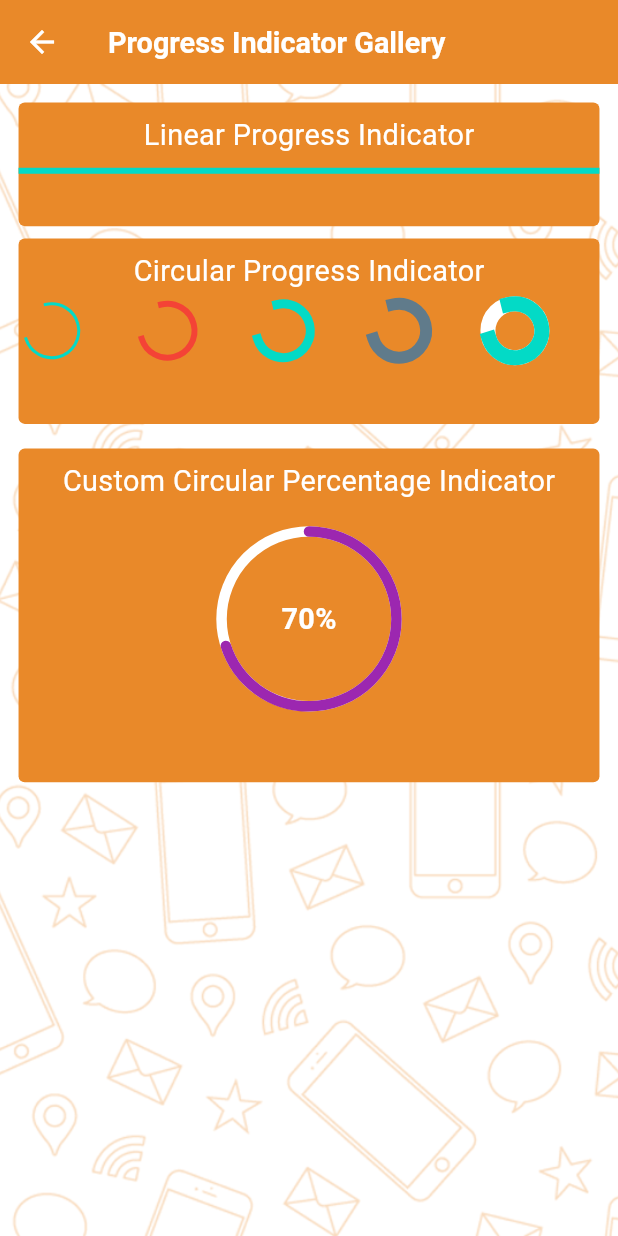
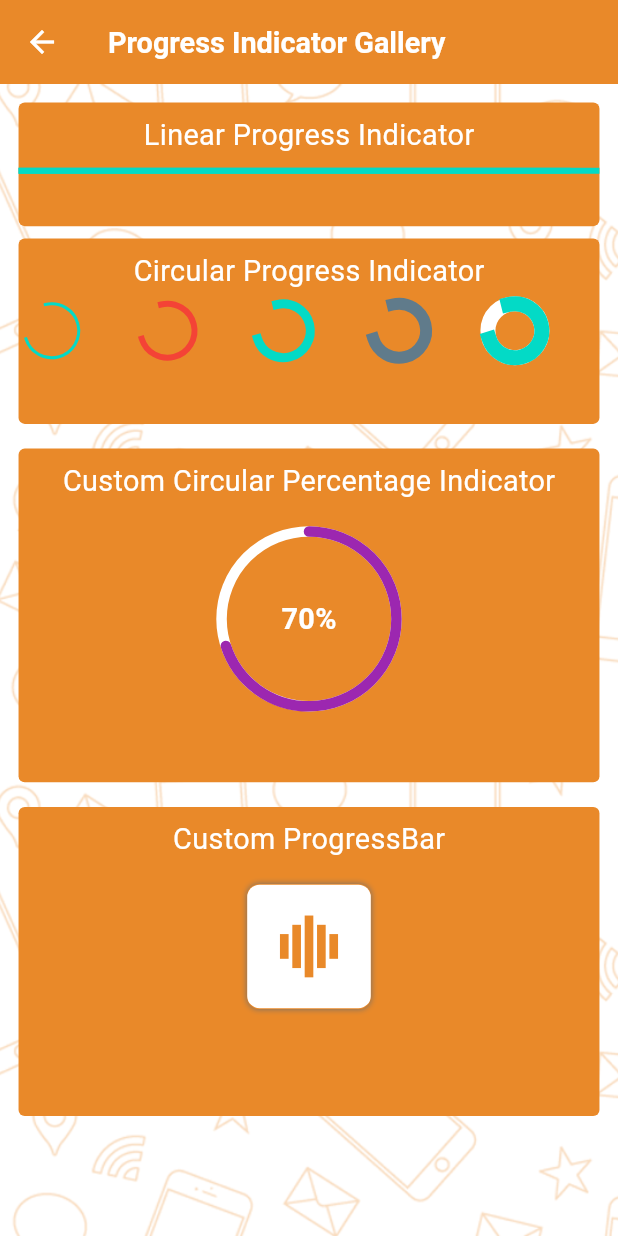
Before and after one commit to jemishmiracle/flutter_ui_components, a Flutter app: the ProgressBarsPage screen opened by its route, on a phone screen of 412 x 824 dp. Run offline on Flutter 3.47's test engine with Material 3 defaults, Android fonts, the light colour scheme and no system bars; drawn by our look-alikes of percent_indicator; our stand-ins replace animated_splash_screen, bottom_navy_bar, carousel_slider, flutter_slidable, flutter_spinkit, flutter_styled_toast and 5 more; missing offline and left inert: flutter_hidden_drawer, flutter_material_search_bar, side_navigation, simple_animation_progress_bar.

Commit message:
Progressbar Page complete.

```diff
--- a/lib/Route/Screens.dart
+++ b/lib/Route/Screens.dart
@@ -33,7 +33,7 @@ import 'package:flutter_ui_components/Screen/GridItem/Profile/ProfileItem/Profil
 import 'package:flutter_ui_components/Screen/GridItem/Profile/ProfileItem/SimpleProfile.dart';
 import 'package:flutter_ui_components/Screen/GridItem/Profile/ProfilePage.dart';
 import 'package:flutter_ui_components/Screen/GridItem/ProgressBarsPage.dart';
-import 'package:flutter_ui_components/Screen/GridItem/Search%20Bar/SearchBarItem/MaterialSearchBar.dart';
+import 'package:flutter_ui_components/Screen/GridItem/Search%20Bar/SearchBarItem/MaterialSearchBarPage.dart';
 import 'package:flutter_ui_components/Screen/GridItem/Search%20Bar/SearchBarItem/SimpleSearchBar.dart';
 import 'package:flutter_ui_components/Screen/GridItem/Search%20Bar/SearchBarItem/ToolbarSearchBar.dart';
 import 'package:flutter_ui_components/Screen/GridItem/Search%20Bar/SearchBarPage.dart';
@@ -141,7 +141,7 @@ class Screens{
     GetPage(name: Routes.profilewithTabsScreen, page: () => ProfilewithTabs()),
     GetPage(name: Routes.profileWithSliverAppBarScreen, page: () => ProfileWithSliverAppBar()),
     GetPage(name: Routes.simpleSearchBarScreen, page: () => SimpleSearchBar()),
-    GetPage(name: Routes.materialSearchBarScreen, page: () => MaterialSearchBar()),
+    GetPage(name: Routes.materialSearchBarScreen, page: () => MaterialSearchBarPage()),
     GetPage(name: Routes.toolbarSearchBarScreen, page: () => ToolbarSearchBar()),
     GetPage(name: Routes.textFiledwithbasicpropertyScreen, page: () => TextFiledwithbasicproperty()),
     GetPage(name: Routes.textFieldwithIconScreen, page: () => TextFieldwithIcon()),
--- a/lib/Screen/GridItem/ProgressBarsPage.dart
+++ b/lib/Screen/GridItem/ProgressBarsPage.dart
@@ -1,8 +1,9 @@
-import 'dart:async';
 import 'package:flutter/material.dart';
+import 'package:flutter_spinkit/flutter_spinkit.dart';
 import 'package:flutter_ui_components/Constants/ImagePath.dart';
 import 'package:get/get.dart';
 import 'package:percent_indicator/percent_indicator.dart';
+import 'package:simple_animation_progress_bar/simple_animation_progress_bar.dart';
 import 'package:sizer/sizer.dart';
 
 class ProgressBarsPage extends StatefulWidget {
@@ -13,20 +14,36 @@ class ProgressBarsPage extends StatefulWidget {
   State<ProgressBarsPage> createState() => _ProgressBarsPageState();
 }
 
-class _ProgressBarsPageState extends State<ProgressBarsPage> {
-  double value  = 0;
+class _ProgressBarsPageState extends State<ProgressBarsPage> with SingleTickerProviderStateMixin {
+  // Animation<double>? animation;
+  late Animation<double> animation;
+  late AnimationController controller;
 
-  void downloadData() {
-     Timer.periodic(Duration(milliseconds: 5000),
-             (Timer timer){setState(() {if(value == 1) {} else {value = value + 0.1;}});}
+  @override
+  void initState() {
+    controller = AnimationController(
+      vsync: this,
+      duration: Duration(milliseconds: 2000),
     );
+    animation = Tween(begin: 0.0, end: 1.0).animate(controller)
+      ..addListener(() {
+        setState(() {});
+      });
+    controller.repeat();
+    // AnimationController controller = AnimationController(
+    //     vsync: this,duration: Duration(milliseconds: 2000));
+    // animation = Tween(end: 1.0,begin: 0.0).animate(controller)..addListener(() { setState(() {});});
+    // controller.repeat();
+    // super.initState();
   }
 
-  // @override
-  // void initState() {
-  //   downloadData();
-  //   super.initState();
-  // }
+  @override
+  void dispose() {
+    // Dispose the animation controller when the state is disposed
+    controller.dispose();
+    super.dispose();
+  }
+
   @override
   Widget build(BuildContext context) {
     return Scaffold(
@@ -44,10 +61,9 @@ class _ProgressBarsPageState extends State<ProgressBarsPage> {
             Padding(padding: EdgeInsets.all(3.w),
               child: Column(crossAxisAlignment: CrossAxisAlignment.start,
                 children: [
-                  progressIndicator(
-                      context: context,
-                      conHeight: 10.h,
-                      title: "Linear Progress Indicator"),
+                  progressIndicator(context: context,
+                      conHeight: 10.h,value: animation.value,
+                      title: 'Linear Progress Indicator'),
                   Padding(padding: EdgeInsets.only(top: 2.w,),
                     child: circularProgressIndicator(
                         context: context,
@@ -60,6 +76,13 @@ class _ProgressBarsPageState extends State<ProgressBarsPage> {
                         conHeight: 27.h,
                         title: "Custom Circular Percentage Indicator", text: '70%'),
                   ),
+                  Padding(padding: EdgeInsets.only(top: 4.w),
+                    child: customProgressBar(
+                        context: context,
+                        conHeight: 25.h,
+                        text:'Custom ProgressBar',
+                    ),
+                  ),
                 ],
               ),
             ),
@@ -71,7 +94,7 @@ class _ProgressBarsPageState extends State<ProgressBarsPage> {
 
   Widget progressIndicator({
     required BuildContext context,
-    required double conHeight,
+    required double conHeight,double? value,
     required String title,}){
     return Container(
       height: conHeight,decoration: BoxDecoration(color: Theme.of(context).secondaryHeaderColor,borderRadius: BorderRadius.circular(1.w)),
@@ -80,11 +103,7 @@ class _ProgressBarsPageState extends State<ProgressBarsPage> {
           Padding(padding:EdgeInsets.only(top: 2.w),
               child: Center(child: Text(title,style: TextStyle(color: Theme.of(context).primaryColorDark,fontSize: 14.sp),))),
           Padding(padding:EdgeInsets.only(top: 2.w),
-            child: LinearProgressIndicator(
-              value: value,
-              color: Theme.of(context).toggleableActiveColor,
-            ),
-          ),
+            child: LinearProgressIndicator(value: value, color: Theme.of(context).toggleableActiveColor,),),
         ],
       ),
     );
@@ -145,6 +164,31 @@ class _ProgressBarsPageState extends State<ProgressBarsPage> {
   }
 
   Widget customProgressBar({
-    required BuildContext context,
-}){return Container();}
+    required BuildContext context,double? conHeight,String? text}){
+    return Container(
+      height: conHeight,decoration: BoxDecoration(color: Theme.of(context).secondaryHeaderColor,borderRadius: BorderRadius.circular(1.w)),
+      child: Column(
+        children: [
+          Padding(padding:EdgeInsets.only(top: 2.w),
+              child: Center(child: Text(text ?? "",style: TextStyle(color: Theme.of(context).primaryColorDark,fontSize: 14.sp),))),
+          Padding(padding: EdgeInsets.only(top: 4.w),
+            child: Container(height: 10.h,width: 20.w,
+                decoration: BoxDecoration(
+                  color: Theme.of(context).primaryColorDark,
+                  borderRadius: BorderRadius.circular(2.w),
+                    boxShadow: [BoxShadow(color: Theme.of(context).hoverColor,blurRadius: 3.0,blurStyle: BlurStyle.outer)]
+                ),
+              child:Center(
+                child: SpinKitWave(
+                  color: Theme.of(context).secondaryHeaderColor,
+                  size: 5.h,type: SpinKitWaveType.start,
+                  duration: Duration(milliseconds: 2000),
+                ),
+              )
+            ),
+          ),
+        ],
+      ),
+    );
+  }
 }
--- a/pubspec.yaml
+++ b/pubspec.yaml
@@ -48,6 +48,10 @@ dependencies:
   flutter_slidable:
   animated_splash_screen: ^1.1.0
   bottom_navy_bar: ^6.0.0
+  flutter_material_search_bar: ^1.0.1
+  simple_animation_progress_bar: ^1.6.0
+  flutter_spinkit: ^5.2.0
+  motion_tab_bar: ^2.0.4
 
 
 dev_dependencies:
```
Also changed, not shown: lib/Screen/GridItem/Bottom Menu/BottomMenuItem/AnimatedBottomNavigation.dart (+33 -26 lines), lib/Screen/GridItem/Search Bar/SearchBarItem/MaterialSearchBar.dart (deleted, +0 -60 lines), lib/Screen/GridItem/Search Bar/SearchBarItem/MaterialSearchBarPage.dart (added, +160 -0 lines), lib/Screen/GridItem/Search Bar/SearchBarItem/SimpleSearchBar.dart (+9 -3 lines), pubspec.lock, 5 other files.
